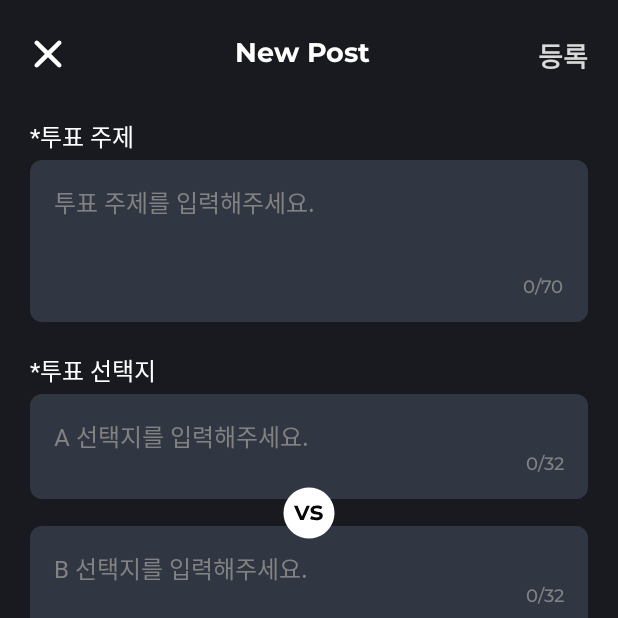
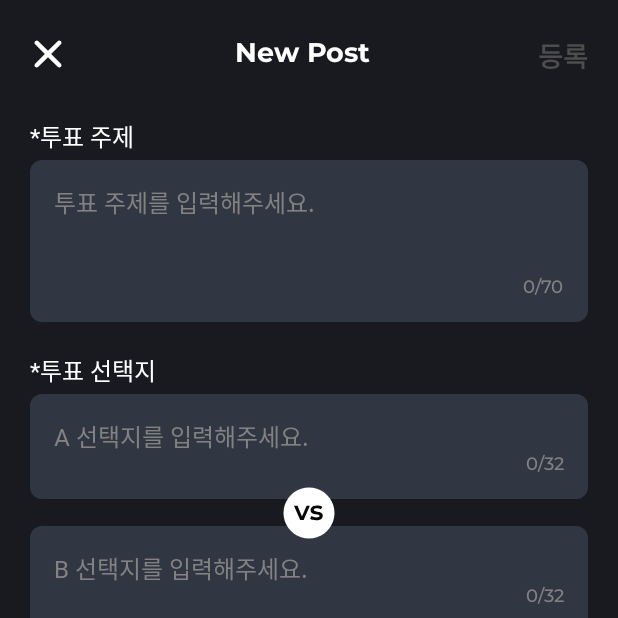
Before and after one commit to Nexters/naenio-android, an Android app built with Jetpack Compose: the composable CreateScreen shown on its own in the app's theme, after a tap on "등록", on a phone screen of 412 x 824 dp, the top half of it. Run offline under Robolectric (Android 15) with nearby library versions, the phone set to English and light mode, and no system bars; our stand-ins replace Dagger/Hilt's generated code; network calls fail; Roboto replaces fonts that are not available here.

Commit message:
[Create] 필수항목을 모두 입력하지 않았을 경우, 등록버튼 비활성화

```diff
--- a/app/src/main/java/com/nexters/teamvs/naenio/ui/create/CreateScreen.kt
+++ b/app/src/main/java/com/nexters/teamvs/naenio/ui/create/CreateScreen.kt
@@ -47,7 +47,6 @@ import com.nexters.teamvs.naenio.theme.MyColors
 
 /**
  * uiState 별 대응
- * 키보드 액션
  * 완료 시 피드에 추가
  */
 @Composable
@@ -109,6 +108,10 @@ fun CreateScreen(
         LazyColumn {
             item {
                 CreateTopBar(enabled = enabled, upload = {
+                    if (!enabled) {
+                        Log.d("###", "필수 항목들을 모두 입력해주세요!") //TODO Toast
+                        return@CreateTopBar
+                    }
                     viewModel.createPost(
                         title = title,
                         choices = arrayOf(voteOption1, voteOption2),
@@ -116,17 +119,16 @@ fun CreateScreen(
                     )
                 })
                 Spacer(modifier = Modifier.height(28.dp))
+            }
 
-            }
             item {
-
                 VoteTopicInput(title) {
                     title = it
                 }
                 Spacer(modifier = Modifier.height(20.dp))
             }
+
             item {
-
                 VoteOptionsInput(
                     voteOption1 = voteOption1,
                     voteOption2 = voteOption2,
@@ -176,12 +178,11 @@ fun CreateTopBar(
 
         Text(
             modifier = Modifier.clickable {
-                if (!enabled) return@clickable
                 upload.invoke()
             },
             text = stringResource(id = R.string.upload),
             style = pretendardSemiBold18,
-            color = if (enabled) MyColors.pink else MyColors.grey_d9d9d9
+            color = if (enabled) MyColors.pink else MyColors.grey4d4d4d
         )
     }
 }
```
